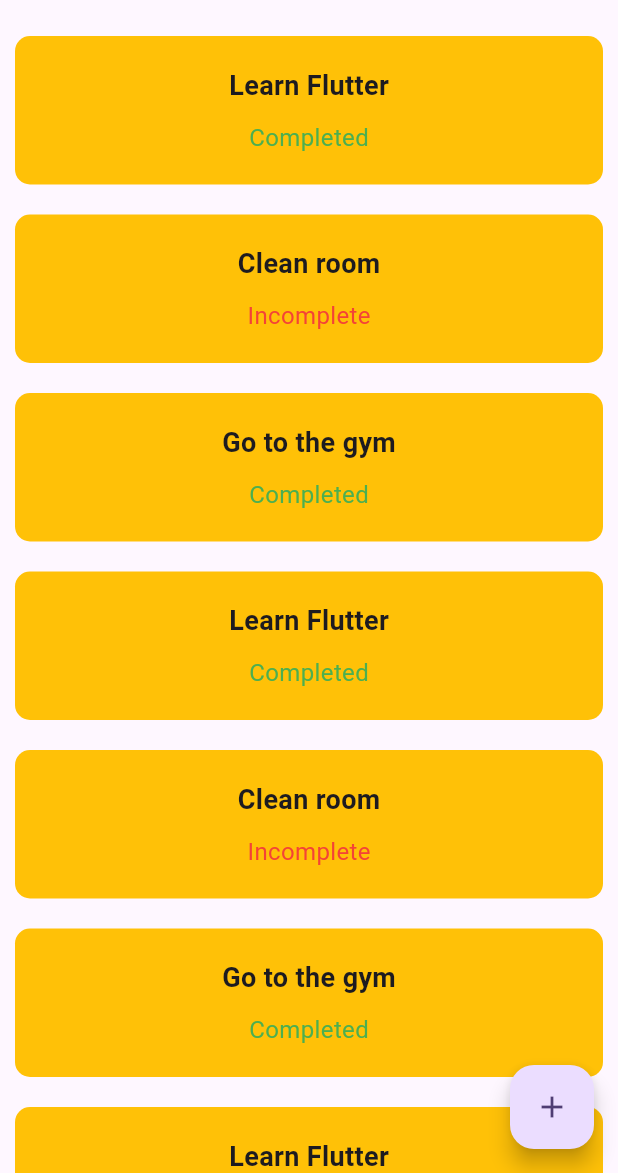
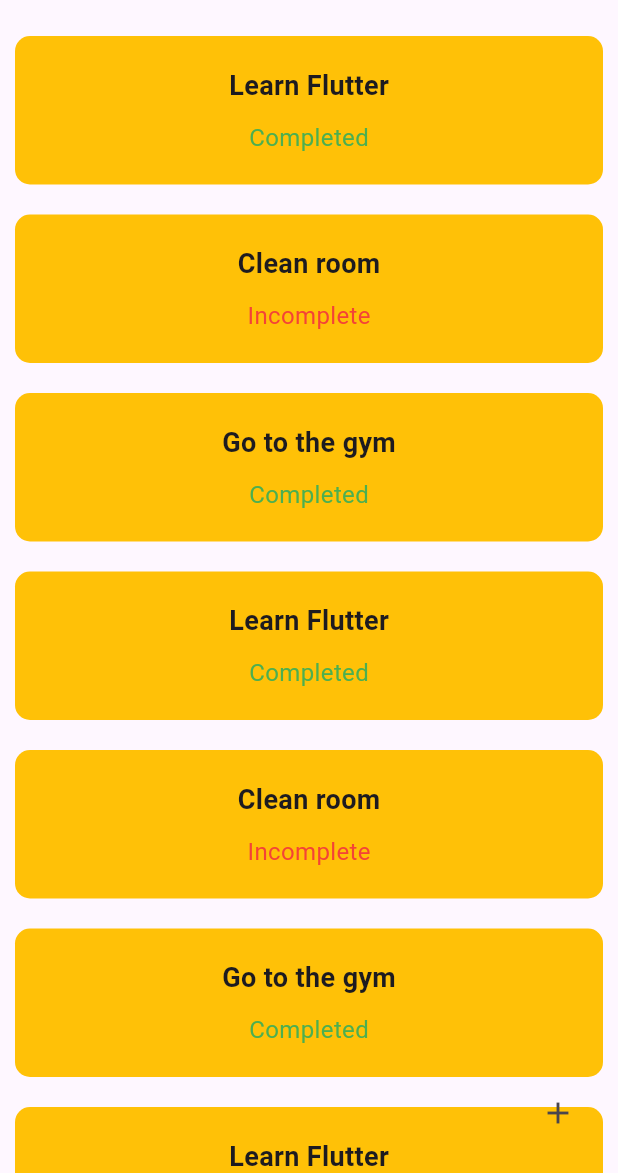
Before and after one commit to kamilgadek/to_do_list_kamilg, a Flutter app: the TasksPage screen opened directly, on a phone screen of 412 x 824 dp, the part 63-1236 px from its top. Run offline on Flutter 3.47's test engine with Material 3 defaults, Android fonts, the phone set to English and light mode, and no system bars; our stand-ins replace google_fonts; statements that could not run were skipped.

Commit message:
rebuild: delete fab_view.dart

```diff
--- a/lib/home/view/tasks_page.dart
+++ b/lib/home/view/tasks_page.dart
@@ -1,7 +1,6 @@
 import 'package:flutter/material.dart';
 import 'package:tasks_repository/tasks_repository.dart';
 import 'package:to_do_list_kamilg/home/home.dart';
-import 'package:to_do_list_kamilg/home/widgets/fab_view.dart';
 
 class TasksPage extends StatelessWidget {
   const TasksPage({
@@ -24,7 +23,10 @@ class TasksPage extends StatelessWidget {
           );
         },
       ),
-      floatingActionButton: const FloatingActionButtonView(),
+      floatingActionButton: IconButton(
+        onPressed: () {},
+        icon: const Icon(Icons.add),
+      ),
     );
   }
 }
--- a/lib/home/widgets/fab_view.dart
+++ /dev/null
@@ -1,15 +0,0 @@
-import 'package:flutter/material.dart';
-
-class FloatingActionButtonView extends StatelessWidget {
-  const FloatingActionButtonView({
-    super.key,
-  });
-
-  @override
-  Widget build(BuildContext context) {
-    return FloatingActionButton(
-      onPressed: () {},
-      child: const Icon(Icons.add),
-    );
-  }
-}
```
